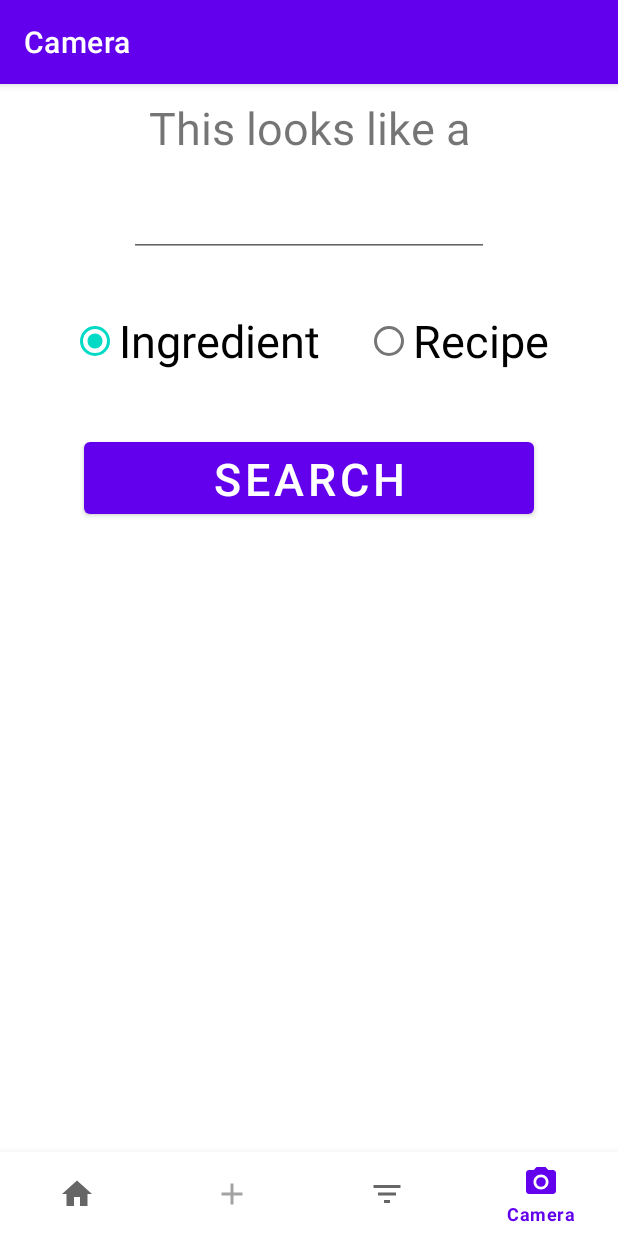
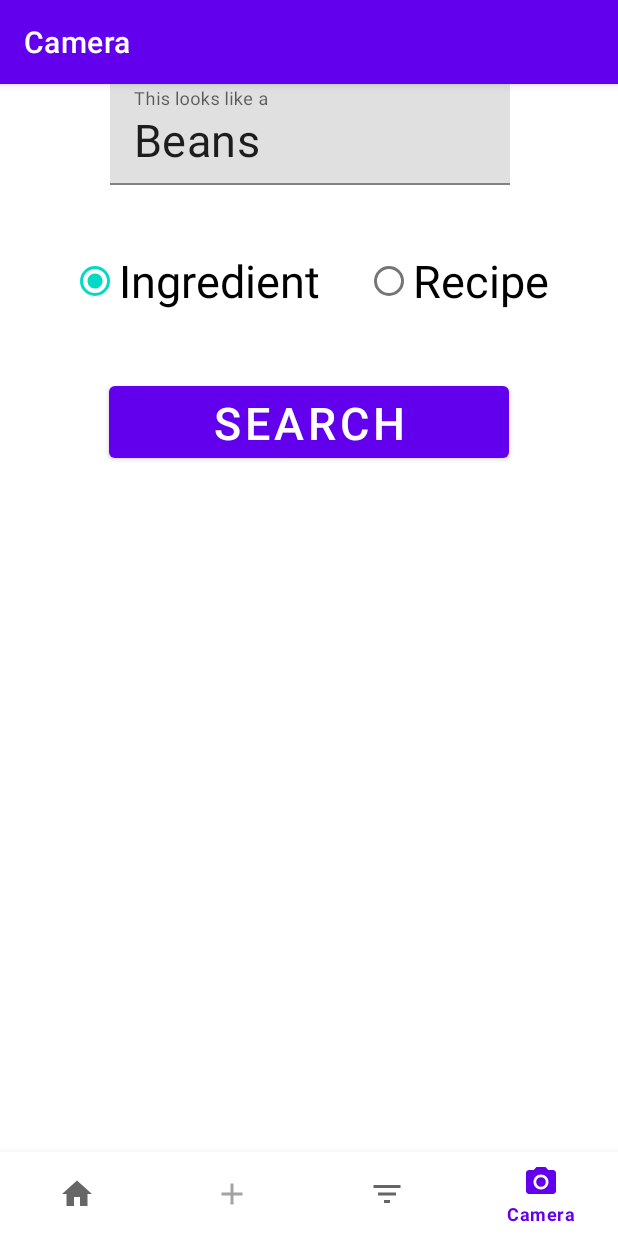
Before and after one commit to Pechlerbastian/NutriCoach, an Android app: the AddFragment screen opened through its navigation route, item 4 of the bottom bar chosen, on a phone screen of 412 x 824 dp. Run offline under Robolectric (Android 15) with nearby library versions, the light colour scheme and no system bars; our stand-ins replace navigation-ui; libraries missing offline, so code that uses them is left out: pub.devrel.easypermissions.

Commit message:
Adjust camera to fragment to add fragment

```diff
--- a/app/src/main/java/de/uniaugsburg/app/ui/camera/CameraFragment.java
+++ b/app/src/main/java/de/uniaugsburg/app/ui/camera/CameraFragment.java
@@ -1,6 +1,8 @@
 package de.uniaugsburg.app.ui.camera;
 
 import static android.app.Activity.RESULT_OK;
+
+import static java.lang.Math.round;
 
 import androidx.core.app.ActivityCompat;
 import androidx.core.content.ContextCompat;
@@ -25,16 +27,25 @@ import android.view.LayoutInflater;
 import android.view.View;
 import android.view.ViewGroup;
 import android.widget.ImageView;
+import android.widget.RadioButton;
 import android.widget.TextView;
 import android.widget.Toast;
 
+import org.json.JSONException;
+
 import java.io.ByteArrayOutputStream;
 import java.io.IOException;
+import java.util.Collections;
+import java.util.List;
+import java.util.Map;
+import java.util.Objects;
 
 import de.uniaugsburg.app.R;
+import de.uniaugsburg.app.databinding.FragmentAddBinding;
 import de.uniaugsburg.app.databinding.FragmentCameraBinding;
 import de.uniaugsburg.app.ui.add.AddViewModel;
 import de.uniaugsburg.app.ui.home.HomeFragment;
+import de.uniaugsburg.app.util.JsonParser;
 import okhttp3.Call;
 import okhttp3.Callback;
 import okhttp3.MediaType;
@@ -50,12 +61,17 @@ public class CameraFragment extends Fragment implements View.OnClickListener {
     private FragmentCameraBinding binding;
     private View root;
 
+    private Context context;
     private CameraViewModel cameraViewModel;
+
+    private String[] saveVal;
 
     private static final int REQUEST_IMAGE_CAPTURE = 1;
 
     public View onCreateView(@NonNull LayoutInflater inflater,
                              ViewGroup container, Bundle savedInstanceState) {
+        context = this.requireContext();
+
         cameraViewModel =
                 new ViewModelProvider(this).get(CameraViewModel.class);
 
@@ -72,21 +88,53 @@ public class CameraFragment extends Fragment implements View.OnClickListener {
             Toast.makeText(getContext(), R.string.no_permission_text, Toast.LENGTH_SHORT).show();
         }
 
-        binding.label.setText(R.string.pre_model_text);
+        binding = FragmentCameraBinding.inflate(inflater, container, false);
+        root = binding.getRoot();
+
+        cameraViewModel.getText().observe(getViewLifecycleOwner(), binding.previewField::setText);
+
+
+        Objects.requireNonNull(binding.inputField.getEditText()).setText(getString(R.string.input));
         binding.searchButton.setText(getString(R.string.search));
-        binding.weight.setText(getString(R.string.weight));
+        Objects.requireNonNull(binding.weight.getEditText()).setText(getString(R.string.weight));
 
         binding.searchButton.setOnClickListener(this);
 
         binding.saveButton.setVisibility(View.GONE);
         binding.weight.setVisibility(View.GONE);
 
-        binding.saveButton.setOnClickListener(new View.OnClickListener() {
-            public void onClick(View v) {
-                // DATEI SPEICHERN
+        binding.saveButton.setOnClickListener(v -> {
+            Map<String, List<Integer>> itemKcalMap = JsonParser.parseJsonFromAsset(context);
+
+            // TODO : foodName = saveVal[0] caloriesPer100 = saveVal[1]
+            String foodName = "dummyFoodItems";
+            String caloriesPer100 = "120";
+            int totalCalories;
+
+            int calories = Integer.parseInt(caloriesPer100);
+
+            RadioButton btn = root.findViewById(binding.radioGroup.getCheckedRadioButtonId());
+            String type = btn.getText().toString();
+
+            if (type.equals("Ingredient")) {
+                String weight = binding.weight.getEditText().getText().toString();
+                float amount = Integer.parseInt(weight);
+                totalCalories = round(amount / 100 * calories);
+            } else {
+                totalCalories = calories;
             }
+            List<Integer> list = Collections.singletonList(totalCalories);
+
+            itemKcalMap.put(foodName, list);
+
+            try {
+                JsonParser.writeJson(itemKcalMap, context);
+            } catch (JSONException e) {
+                throw new RuntimeException(e);
+            }
+
+            Toast.makeText(getContext(), "Item added successfully!", Toast.LENGTH_SHORT).show();
         });
-
 
         return root;
     }
@@ -95,6 +143,14 @@ public class CameraFragment extends Fragment implements View.OnClickListener {
     public void onDestroyView() {
         super.onDestroyView();
         binding = null;
+    }
+
+    @Override
+    public void onResume() {
+        super.onResume();
+        binding.saveButton.setVisibility(View.GONE);
+        binding.weight.setVisibility(View.GONE);
+        binding.previewField.setText("");
     }
 
     // receive photo taken and give ml model for prediction TODO
@@ -149,7 +205,7 @@ public class CameraFragment extends Fragment implements View.OnClickListener {
                     } else {
                         String resultString = responseBody.string();
                         // handle the response
-                        binding.inputField.setText(resultString);
+                        Objects.requireNonNull(binding.inputField.getEditText()).setText(resultString);
                     }
                 } else {
                     Log.d("E", "Error (unsuccessful) " + response.code());
@@ -160,8 +216,18 @@ public class CameraFragment extends Fragment implements View.OnClickListener {
 
     @Override
     public void onClick(View view) {
-        cameraViewModel.changeValue();
         binding.saveButton.setVisibility(View.VISIBLE);
-        binding.weight.setVisibility(View.VISIBLE);
+        RadioButton btn = root.findViewById(binding.radioGroup.getCheckedRadioButtonId());
+        String type = btn.getText().toString();
+
+        if (type.equals("Ingredient")) {
+            binding.weight.setVisibility(View.VISIBLE);
+        } else {
+            binding.weight.setVisibility(View.GONE);
+        }
+
+        String name = Objects.requireNonNull(binding.inputField.getEditText()).getText().toString();
+
+        saveVal = cameraViewModel.changeValue(type, name);
     }
 }
--- a/app/src/main/res/layout/fragment_camera.xml
+++ b/app/src/main/res/layout/fragment_camera.xml
@@ -7,63 +7,29 @@
     android:layout_height="match_parent"
     tools:context=".ui.camera.CameraFragment">
 
-    <EditText
-        android:id="@+id/inputField"
-        android:layout_width="240dp"
-        android:layout_height="50dp"
-        android:layout_margin="16dp"
-        android:layout_marginTop="32dp"
-        android:autofillHints=""
-        android:ems="10"
-        android:inputType="text"
-        android:textSize="30sp"
-        app:layout_constraintEnd_toEndOf="parent"
-        app:layout_constraintHorizontal_bias="0.497"
-        app:layout_constraintStart_toStartOf="parent"
-        app:layout_constraintTop_toBottomOf="@+id/label" />
+    <com.google.android.material.textfield.TextInputLayout
+    android:id="@+id/inputField"
+    android:layout_width="120pt"
+    android:layout_height="wrap_content"
+    app:layout_constraintEnd_toEndOf="parent"
+    app:layout_constraintStart_toStartOf="parent"
+    app:layout_constraintTop_toTopOf="parent">
 
-    <TextView
-        android:id="@+id/label"
-        android:layout_width="wrap_content"
+    <com.google.android.material.textfield.TextInputEditText
+        android:layout_width="match_parent"
         android:layout_height="wrap_content"
-        android:layout_margin="16dp"
-        android:layout_marginTop="32dp"
-        android:textSize="30sp"
-        app:layout_constraintEnd_toEndOf="parent"
-        app:layout_constraintStart_toStartOf="parent"
-        app:layout_constraintTop_toTopOf="parent" />
-
-    <TextView
-        android:id="@+id/preview_field"
-        android:layout_width="300dp"
-        android:layout_height="wrap_content"
-        android:layout_marginTop="20dp"
-        android:padding="10dp"
-        android:textSize="30sp"
-        app:layout_constraintEnd_toEndOf="parent"
-        app:layout_constraintHorizontal_bias="0.495"
-        app:layout_constraintStart_toStartOf="parent"
-        app:layout_constraintTop_toBottomOf="@+id/search_button" />
-
-    <EditText
-        android:id="@+id/weight"
-        android:layout_width="wrap_content"
-        android:layout_height="60dp"
-        android:layout_marginStart="60dp"
-        android:layout_marginTop="20dp"
-        android:ems="10"
-        android:inputType="number"
-        app:layout_constraintStart_toStartOf="parent"
-        app:layout_constraintTop_toBottomOf="@+id/preview_field" />
+        android:hint="This looks like a"
+        android:textSize="30sp"/>
+</com.google.android.material.textfield.TextInputLayout>
 
     <RadioGroup
         android:id="@+id/radioGroup"
+        android:checkedButton="@+id/radio_ingredient"
         android:layout_width="wrap_content"
         android:layout_height="wrap_content"
-        android:layout_marginTop="32dp"
-        android:checkedButton="@+id/radio_ingredient"
+        android:layout_marginTop="40dp"
+        android:textSize="30sp"
         android:orientation="horizontal"
-        android:textSize="30sp"
         app:layout_constraintEnd_toEndOf="parent"
         app:layout_constraintStart_toStartOf="parent"
         app:layout_constraintTop_toBottomOf="@+id/inputField">
@@ -76,38 +42,64 @@
             android:textSize="30sp" />
 
         <RadioButton
+            android:textSize="30sp"
             android:id="@+id/radio_recipe"
             android:layout_width="wrap_content"
             android:layout_height="wrap_content"
             android:layout_marginStart="30dp"
-            android:text="@string/recipe"
-            android:textSize="30sp" />
+            android:text="@string/recipe" />
     </RadioGroup>
 
     <Button
         android:id="@+id/search_button"
-        android:layout_width="300dp"
+        android:layout_width="120pt"
         android:layout_height="60dp"
-        android:layout_marginBottom="16dp"
+        android:layout_marginTop="40dp"
         android:textSize="30sp"
-        app:layout_constraintBottom_toBottomOf="parent"
         app:layout_constraintEnd_toEndOf="parent"
-        app:layout_constraintHorizontal_bias="0.495"
+        app:layout_constraintHorizontal_bias="0.496"
         app:layout_constraintStart_toStartOf="parent"
-        app:layout_constraintTop_toBottomOf="@+id/radioGroup"
-        app:layout_constraintVertical_bias="0.083" />
+        app:layout_constraintTop_toBottomOf="@+id/radioGroup" />
+
+    <com.google.android.material.textfield.TextInputLayout
+        android:id="@+id/weight"
+        android:layout_width="120pt"
+        android:layout_height="wrap_content"
+        android:layout_marginTop="40dp"
+        app:layout_constraintEnd_toEndOf="parent"
+        app:layout_constraintStart_toStartOf="parent"
+        app:layout_constraintTop_toBottomOf="@+id/preview_field">
+
+        <com.google.android.material.textfield.TextInputEditText
+            android:layout_width="match_parent"
+            android:layout_height="wrap_content"
+            android:hint="weight (in g)"
+            android:inputType="number"
+            android:textSize="30sp" />
+    </com.google.android.material.textfield.TextInputLayout>
 
     <ImageButton
         android:id="@+id/saveButton"
         android:layout_width="60dp"
-        android:layout_height="60dp"
-        android:layout_marginTop="20dp"
+        android:layout_height="50dp"
+        android:layout_marginStart="240dp"
+        android:layout_marginTop="40dp"
         android:background="#4CAF50"
         android:contentDescription="@string/saveDescription"
         android:src="@drawable/ic_save"
         app:layout_constraintEnd_toEndOf="parent"
-        app:layout_constraintHorizontal_bias="0.84"
+        app:layout_constraintHorizontal_bias="0.414"
         app:layout_constraintStart_toStartOf="parent"
-        app:layout_constraintTop_toBottomOf="@+id/preview_field" />
+        app:layout_constraintTop_toBottomOf="@+id/weight" />
+
+    <TextView
+        android:id="@+id/preview_field"
+        android:layout_width="120pt"
+        android:layout_height="wrap_content"
+        android:layout_marginTop="40dp"
+        android:textSize="30sp"
+        app:layout_constraintEnd_toEndOf="parent"
+        app:layout_constraintStart_toStartOf="parent"
+        app:layout_constraintTop_toBottomOf="@+id/search_button" />
 
 </androidx.constraintlayout.widget.ConstraintLayout>
```
Also changed, not shown: app/src/main/java/de/uniaugsburg/app/ui/add/AddFragment.java (+23 -4 lines), app/src/main/java/de/uniaugsburg/app/ui/camera/CameraViewModel.java (+111 -7 lines).
